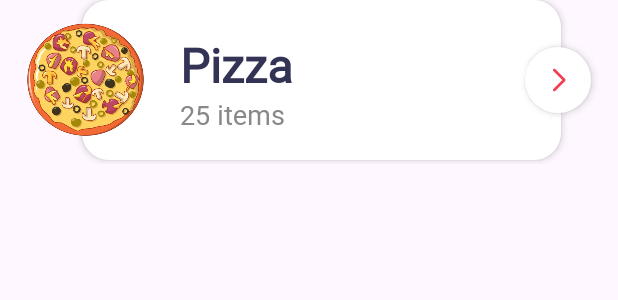
After one commit to mashariati/quickFood, an Android app: the layout item_category.xml on its own in the app's theme, with its tools: preview values and no code run, on a phone screen of 412 x 824 dp. The commit adds this screen. Shown: the top 300 px of the screen. Run offline under Robolectric (Android 15) with nearby library versions, the phone set to English and light mode, and no system bars.

Commit message:
Basic ui design

```diff
--- a/app/build.gradle.kts
+++ b/app/build.gradle.kts
@@ -42,6 +42,8 @@ dependencies {
     implementation("com.google.android.material:material:1.9.0")
     implementation("androidx.constraintlayout:constraintlayout:2.1.4")
     testImplementation("junit:junit:4.13.2")
+    implementation("com.intuit.sdp:sdp-android:1.1.0")
+    implementation("com.intuit.ssp:ssp-android:1.1.0")
     androidTestImplementation("androidx.test.ext:junit:1.1.5")
     androidTestImplementation("androidx.test.espresso:espresso-core:3.5.1")
 }
--- /dev/null
+++ b/app/src/main/res/drawable/ic_arrow.xml
@@ -0,0 +1,6 @@
+<vector android:height="@dimen/_24sdp" android:viewportHeight="24"
+    android:viewportWidth="24" android:width="@dimen/_24sdp" xmlns:android="http://schemas.android.com/apk/res/android">
+    <path android:fillColor="#00000000"
+        android:pathData="M9,20L17,12L9,4" android:strokeColor="#000000"
+        android:strokeLineCap="round" android:strokeLineJoin="round" android:strokeWidth="2"/>
+</vector>
--- /dev/null
+++ b/app/src/main/res/drawable/shape_arrow.xml
@@ -0,0 +1,5 @@
+<?xml version="1.0" encoding="utf-8"?>
+<shape xmlns:android="http://schemas.android.com/apk/res/android" android:shape="oval">
+    <solid android:color="?attr/colorSecondary"/>
+
+</shape>
--- /dev/null
+++ b/app/src/main/res/drawable/shape_category.xml
@@ -0,0 +1,5 @@
+<?xml version="1.0" encoding="utf-8"?>
+<shape xmlns:android="http://schemas.android.com/apk/res/android">
+<corners android:radius="@dimen/_14sdp"/>
+    <solid android:color="?attr/colorSecondary"/>
+</shape>
--- /dev/null
+++ b/app/src/main/res/layout/item_category.xml
@@ -0,0 +1,60 @@
+<?xml version="1.0" encoding="utf-8"?>
+<FrameLayout xmlns:android="http://schemas.android.com/apk/res/android"
+    xmlns:app="http://schemas.android.com/apk/res-auto"
+    android:layout_width="match_parent"
+    android:layout_height="@dimen/_84sdp"
+    android:layout_marginBottom="@dimen/_15sdp"
+
+    >
+
+    <LinearLayout
+        android:layout_width="match_parent"
+        android:layout_height="match_parent"
+        android:layout_marginLeft="@dimen/_42sdp"
+        android:layout_marginRight="@dimen/_29sdp"
+        android:background="@drawable/shape_category"
+        android:elevation="3dp"
+        android:layout_marginBottom="@dimen/_2sdp"
+        android:orientation="vertical">
+
+        <TextView
+            android:layout_width="wrap_content"
+            android:layout_height="wrap_content"
+            android:layout_marginLeft="@dimen/_50sdp"
+            android:layout_marginTop="@dimen/_17sdp"
+            android:fontFamily="@font/bod"
+            android:text="Pizza"
+            android:textColor="#333355"
+            android:textSize="@dimen/_24ssp"
+            android:textStyle="bold" />
+
+        <TextView
+            android:layout_width="wrap_content"
+            android:layout_height="wrap_content"
+            android:layout_marginLeft="@dimen/_50sdp"
+            android:text="25 items"
+            android:textColor="#888"
+            android:textSize="@dimen/_14ssp" />
+    </LinearLayout>
+
+    <ImageView
+        android:layout_width="@dimen/_60sdp"
+        android:layout_height="@dimen/_60sdp"
+        android:layout_gravity="left|center"
+        android:layout_marginBottom="@dimen/_1sdp"
+        android:layout_marginLeft="@dimen/_14sdp"
+        android:elevation="3.1dp"
+        android:src="@drawable/img_category_pizza" />
+
+    <ImageView
+        android:layout_width="@dimen/_34sdp"
+        android:layout_height="@dimen/_34sdp"
+        android:layout_gravity="right|center"
+        android:layout_marginBottom="@dimen/_1sdp"
+        android:layout_marginRight="@dimen/_14sdp"
+        android:background="@drawable/shape_arrow"
+        android:elevation="3.1dp"
+        android:padding="@dimen/_9sdp"
+        android:src="@drawable/ic_arrow"
+        app:tint="?attr/colorPrimary" />
+</FrameLayout>
--- a/app/src/main/res/values/colors.xml
+++ b/app/src/main/res/values/colors.xml
@@ -2,6 +2,6 @@
 <resources>
     <color name="black">#FF000000</color>
     <color name="white">#FFFFFFFF</color>
-    <color name="red">#e24c57</color>
+    <color name="red">#f53b50</color>
     <color name="white_dark">#faf7f8</color>
 </resources>
```
Also changed, not shown: app/src/main/res/drawable/ic_cart.xml (added, +18 -0 lines), app/src/main/res/drawable/ic_menu_bar.xml (added, +7 -0 lines), app/src/main/res/layout/activity_main.xml (+65 -0 lines), app/src/main/res/drawable/img_category_pizza.png (added), app/src/main/res/font/astory.otf (deleted), app/src/main/res/font/bod.ttf (added).
